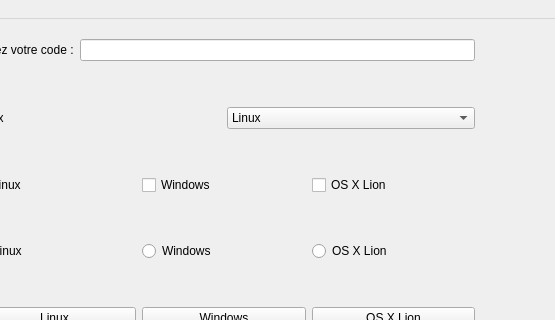
This is qt_exo_interface/mainwindow.ui in Randy-Bruce/QT as Qt 5 draws it before an edit; both pictures show x 117 to 672 and y 0 to 320 of the 800 by 717 pixel window. The edited form follows.
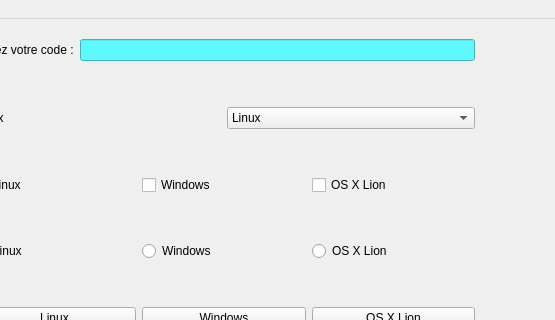
This is the edited form.

```diff
--- a/qt_exo_interface/mainwindow.ui
+++ b/qt_exo_interface/mainwindow.ui
@@ -14,7 +14,7 @@
    <string>MainWindow</string>
   </property>
   <widget class="QWidget" name="centralwidget">
-   <widget class="QWidget" name="">
+   <widget class="QWidget" name="layoutWidget">
     <property name="geometry">
      <rect>
       <x>90</x>
@@ -36,7 +36,11 @@
           </widget>
          </item>
          <item>
-          <widget class="QLineEdit" name="lineEditCode"/>
+          <widget class="QLineEdit" name="lineEditCode">
+           <property name="styleSheet">
+            <string notr="true">background-color: rgb(93, 249, 255);</string>
+           </property>
+          </widget>
          </item>
         </layout>
        </item>
```
